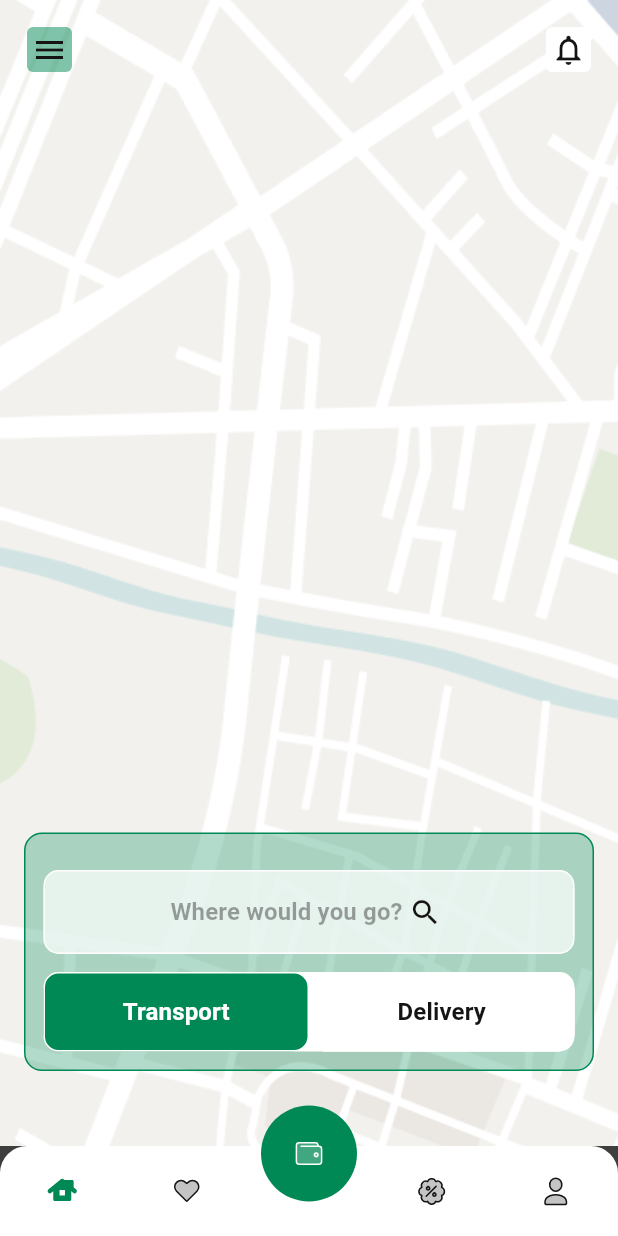
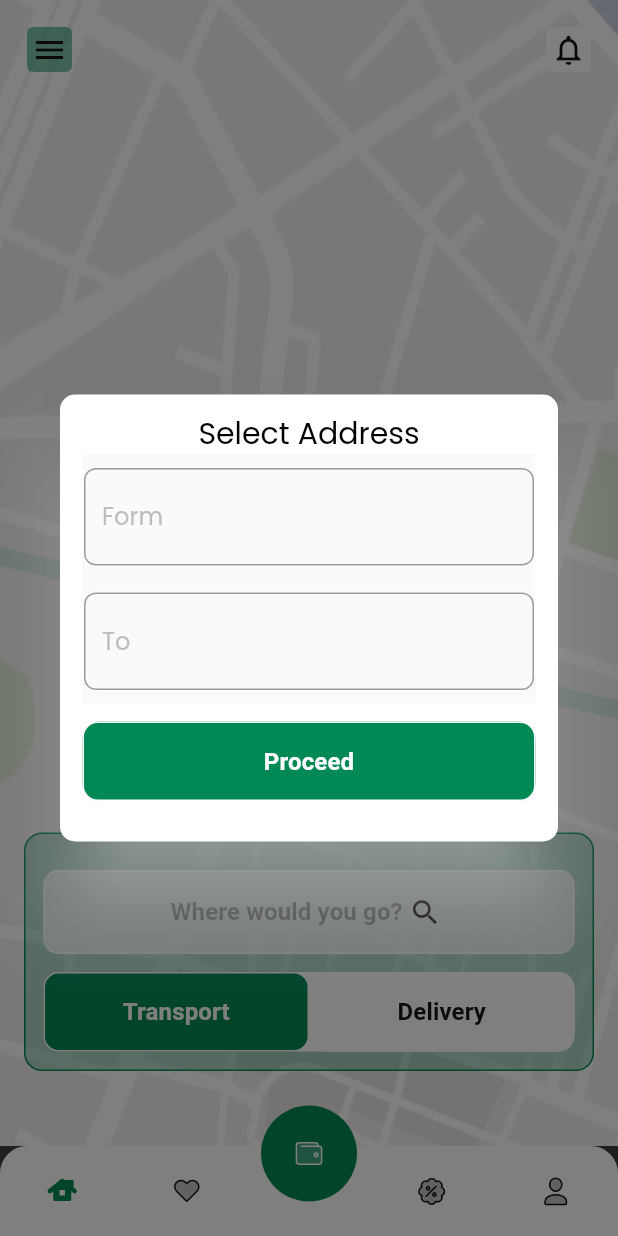
Before and after one commit to sauravchaulagain/rideapp, a Flutter app: the screen it shows after launch, after a tap on "Where would you go?", on a phone screen of 412 x 824 dp. Run offline on Flutter 3.47's test engine with Material 2 defaults, Android fonts, the phone set to English and light mode, and no system bars; our stand-ins replace cached_network_image, flutter_svg.

Commit message:
ride select added

```diff
--- a/lib/app/text_style.dart
+++ b/lib/app/text_style.dart
@@ -1,8 +1,9 @@
 import 'package:flutter/material.dart';
+import 'package:portfolioapp/common/theme.dart';
 
 class PoppinsTextStyles {
   // Color constants
-  static const Color primaryColor = Color(0xFFFB8A00); // Orange600
+  static const Color primaryColor = CustomTheme.appColor;
   static const Color accentColor = Color(0xFFFB8A00); // Orange600
   static const Color blue500 = Color(0xFF2196F3); // Blue500
   static const Color red500 = Color(0xFFF44336); // Red500
@@ -145,13 +146,13 @@ class PoppinsTextStyles {
     fontWeight: FontWeight.w400,
   );
 
-  // Label medium
+  // used already
   static TextStyle labelMediumRegular = const TextStyle(
     fontSize: 14,
     height: 18 / 14,
     letterSpacing: 0,
     fontFamily: fontFamily,
-    color: primaryColor,
+    color: CustomTheme.darkColor,
     fontWeight: FontWeight.w400,
   );
 
--- a/lib/common/constant/assets.dart
+++ b/lib/common/constant/assets.dart
@@ -59,4 +59,13 @@ class Assets {
   static const String atAnytimeImage = "assets/images/At anytime.png";
   static const String anywhereYouAreImage =
       "assets/images/Anywhere you are.png";
+
+  //select Transaport
+  static const String carImage = "assets/images/Car.png";
+  static const String bikeImage = "assets/images/Bike.png";
+  static const String cycleImage = "assets/images/Cycle.png";
+  static const String taxiImage = "assets/images/Taxi.png";
+
+  //cars lsit
+  static const String bmwCario = "assets/images/cars/image 6.png";
 }
--- /dev/null
+++ b/lib/common/widget/common_dialogue_box.dart
@@ -0,0 +1,90 @@
+import 'package:flutter/material.dart';
+import 'package:portfolioapp/app/text_style.dart';
+import 'package:portfolioapp/common/utils/size_utils.dart';
+import 'package:portfolioapp/common/widget/custom_button.dart';
+
+showPopUpDialog({
+  required BuildContext context,
+  required String title,
+  required Widget body,
+  required VoidCallback buttonCallback,
+  required String buttonName,
+}) {
+  showGeneralDialog(
+    barrierColor: Colors.black.withOpacity(0.5),
+    transitionBuilder: (context, a1, a2, widget) {
+      return Transform.scale(
+        scale: a1.value,
+        child: Opacity(
+          opacity: a1.value,
+          child: Column(
+            crossAxisAlignment: CrossAxisAlignment.center,
+            mainAxisAlignment: MainAxisAlignment.center,
+            children: [
+              CommonDialogueBox(
+                body: body,
+                title: title,
+                onEnablePressed: buttonCallback,
+                buttonName: buttonName,
+              ),
+            ],
+          ),
+        ),
+      );
+    },
+    transitionDuration: const Duration(milliseconds: 300),
+    barrierLabel: '',
+    context: context,
+    pageBuilder: (context, anim1, anim2) {
+      return Container();
+    },
+  );
+}
+
+class CommonDialogueBox extends StatelessWidget {
+  final String title;
+  final Widget body;
+  final VoidCallback? onEnablePressed;
+  final String buttonName;
+  const CommonDialogueBox(
+      {super.key,
+      this.title = "Title",
+      required this.body,
+      this.onEnablePressed,
+      required this.buttonName});
+
+  @override
+  Widget build(BuildContext context) {
+    return WillPopScope(
+      onWillPop: () => Future.value(false),
+      child: Dialog(
+        shape: RoundedRectangleBorder(
+          borderRadius: BorderRadius.circular(10),
+        ),
+        child: Container(
+          padding: EdgeInsets.symmetric(
+            vertical: 15.hp,
+            horizontal: 15.hp,
+          ),
+          child: Column(
+            children: [
+              Text(
+                title,
+                style: PoppinsTextStyles.titleMediumRegular,
+              ),
+              body,
+              if (buttonName.isNotEmpty)
+                CustomRoundedButtom(
+                  title: buttonName.toString(),
+                  onPressed: () {
+                    Navigator.pop(context);
+                    onEnablePressed!.call();
+                  },
+                )
+            ],
+          ),
+        ),
+      ),
+    );
+  }
+}
--- a/lib/feature/auth/login/login_page.dart
+++ b/lib/feature/auth/login/login_page.dart
@@ -21,7 +21,6 @@ class _LopginWidget extends State<LopginWidget> {
   @override
   Widget build(BuildContext context) {
     return CommonContainer(
-      showRoundBotton: false,
       appBarTitle: "Sign Up",
       title: "Sign in with your email or phone number",
       body: Column(
--- a/lib/feature/auth/register/widget/signup_widget.dart
+++ b/lib/feature/auth/register/widget/signup_widget.dart
@@ -23,7 +23,6 @@ class _SignUpWidgetState extends State<SignUpWidget> {
   @override
   Widget build(BuildContext context) {
     return CommonContainer(
-      showRoundBotton: false,
       appBarTitle: "Sign Up",
       title: "Sign up with your email or phone number",
       body: Column(
--- a/lib/feature/dashboard/homeScreen/home_page_widget.dart
+++ b/lib/feature/dashboard/homeScreen/home_page_widget.dart
@@ -1,9 +1,12 @@
 import 'package:flutter/material.dart';
 import 'package:portfolioapp/common/constant/assets.dart';
 import 'package:portfolioapp/common/theme.dart';
+import 'package:portfolioapp/common/widget/common_dialogue_box.dart';
 import 'package:portfolioapp/common/widget/custom_button.dart';
+import 'package:portfolioapp/common/widget/custom_text_field.dart';
 import 'package:portfolioapp/common/widget/page_wrapper.dart';
 import 'package:portfolioapp/feature/dashboard/homeScreen/widget/home_page_topbar.dart';
+import 'package:portfolioapp/feature/rideFlow/selectTransport/select_transport_widget.dart';
 
 class HomePageWidget extends StatefulWidget {
   const HomePageWidget({super.key});
@@ -39,7 +42,25 @@ class _HomePageWidgetState extends State<HomePageWidget> {
                 icon: Icons.search_sharp,
                 iconColor: CustomTheme.darkColor,
                 title: "Where would you go?",
-                onPressed: () {},
+                onPressed: () {
+                  showPopUpDialog(
+                      buttonName: "Proceed",
+                      buttonCallback: () {
+                        Navigator.push(
+                            context,
+                            MaterialPageRoute(
+                              builder: (context) => SelectTransportWidget(),
+                            ));
+                      },
+                      context: context,
+                      title: "Select Address",
+                      body: Column(
+                        children: const [
+                          ReusableTextField(hintText: "Form"),
+                          ReusableTextField(hintText: "To"),
+                        ],
+                      ));
+                },
                 textColor: CustomTheme.darkColor.withOpacity(0.4),
                 color: CustomTheme.lightColor.withOpacity(0.7),
               ),
```
Also changed, not shown: lib/common/widget/common_container.dart (+10 -11 lines), lib/common/widget/common_gridview_container.dart (added, +55 -0 lines), lib/feature/notification/notification_widget.dart (+11 -27 lines), lib/feature/rideFlow/selectTransport/select_transport_widget.dart (added, +32 -0 lines), assets/images/Bike.png (added), assets/images/Car.png (added), assets/images/Cycle.png (added), assets/images/Taxi.png (added), assets/images/cars/image 6.png (added).
